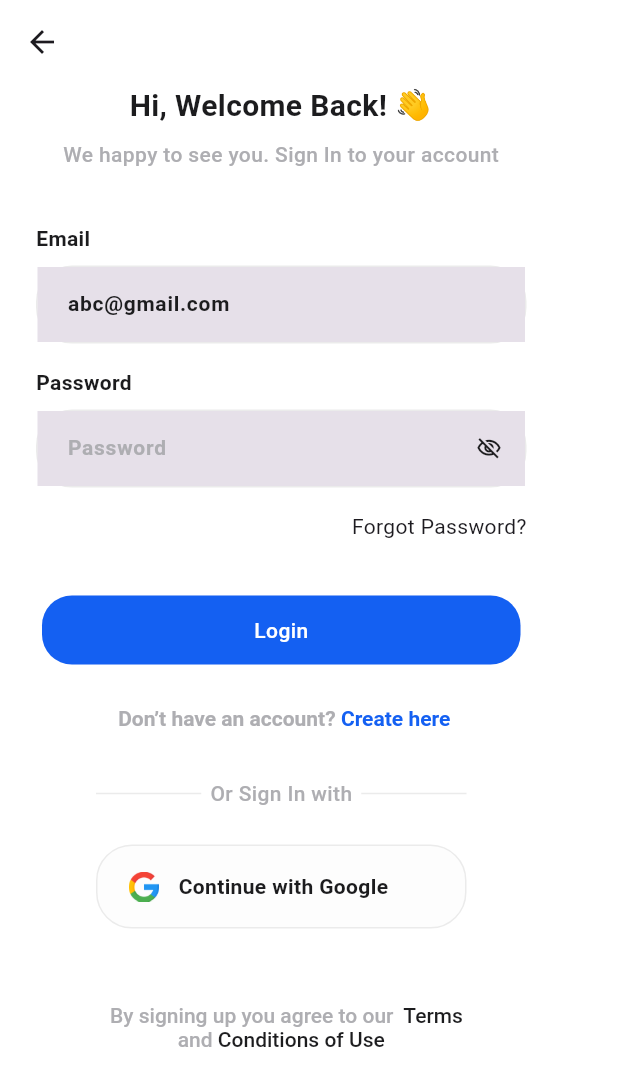
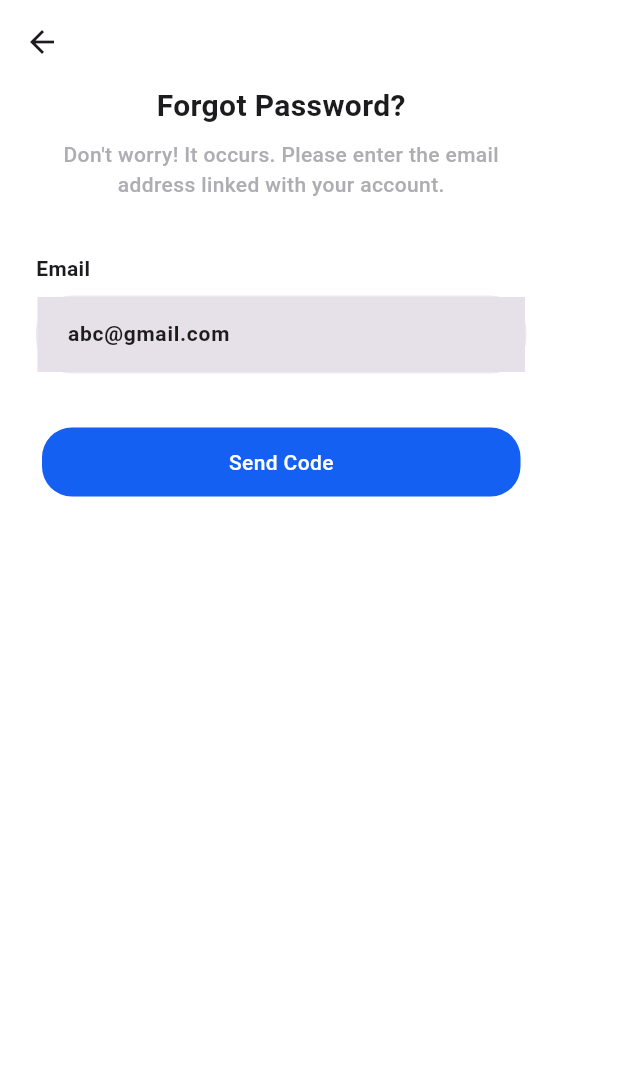
Before and after one commit to NguyenMinhDuc163/Quiz_Pro, a Flutter app: the LoginScreen screen opened by its route, after a tap on "Forgot Password?", on a phone screen of 412 x 824 dp. Shown: the top 1086 px of the screen. Run offline on Flutter 3.47's test engine with Material 3 defaults, Android fonts, the light colour scheme and no system bars; our stand-ins replace easy_localization, flutter_dotenv, flutter_screenutil, hive_flutter, smooth_page_indicator, supabase_flutter; missing offline and left inert: error_stack; accounts and stored records are empty.

Commit message:
create screen

```diff
--- a/assets/translations/en-US.json
+++ b/assets/translations/en-US.json
@@ -27,5 +27,9 @@
   "first_name": "First Name",
   "last_name": "Last Name",
   "already_have_account": "Already have an account?  ",
-  "or_sign_up_with": "Or Sign Up with"
+  "or_sign_up_with": "Or Sign Up with",
+
+  "dont_worry": "Don't worry! It occurs. Please enter the email address linked with your account.",
+  "enter_email_phone": "Enter your email and Phone no.",
+  "send_code": "Send Code"
 }
--- a/assets/translations/vi-VN.json
+++ b/assets/translations/vi-VN.json
@@ -27,5 +27,8 @@
   "first_name": "Tên",
   "last_name": "Họ",
   "already_have_account": "Bạn đã có tài khoản?  ",
-  "or_sign_up_with": "Hoặc đăng ký bằng"
+  "or_sign_up_with": "Hoặc đăng ký bằng",
+  "dont_worry": "Không sao đâu! Điều này vẫn thường xảy ra. Bạn hãy nhập địa chỉ email mà bạn đã dùng để đăng ký tài khoản.",
+  "enter_email_phone": "Nhập email và số điện thoại của bạn.",
+  "send_code": "Gửi mã xác nhận"
 }
--- /dev/null
+++ b/lib/models/user_model.dart
@@ -0,0 +1,6 @@
+class UserModel {
+  final String id;
+  final String email;
+
+  UserModel({required this.id, required this.email});
+}
--- a/lib/res/core/helpers/asset_helper.dart
+++ b/lib/res/core/helpers/asset_helper.dart
@@ -6,6 +6,9 @@ mixin AssetHelper {
   static const String icoLogo = '${_baseIconPath}ico_logo.png';
   static const String icoRectangleBlue = '${_baseIconPath}ico_rectangle_blue.png';
   static const String icoRectanglePink = '${_baseIconPath}ico_rectangle_pink.png';
+  static const String icoVN = '${_baseIconPath}ico_vn.png';
+  static const String icoAmerica = '${_baseIconPath}ico_america.png';
+
 
 
   // images
--- a/lib/res/core/helpers/local_storage_helper.dart
+++ b/lib/res/core/helpers/local_storage_helper.dart
@@ -10,7 +10,7 @@ class LocalStorageHelper {
   Box<dynamic>? hiveBox;
 
   static initLocalStorageHelper() async {
-    _shared.hiveBox = await Hive.openBox('TravolApp');
+    _shared.hiveBox = await Hive.openBox('quiz_pro');
   }
 
   static dynamic getValue(String key) {
--- a/lib/utils/router_names.dart
+++ b/lib/utils/router_names.dart
@@ -3,4 +3,5 @@ class RouteNames {
   static const String splashScreen = '/splash_screen';
   static const String loginScreen = '/login_screen';
   static const String signUpScreen = '/sign_up_screen';
+  static const String forgotPasswordScreen = '/forgot_password_screen';
 }
--- a/lib/utils/routers.dart
+++ b/lib/utils/routers.dart
@@ -1,6 +1,7 @@
 
 import 'package:flutter/material.dart';
 import 'package:quiz_pro/utils/router_names.dart';
+import 'package:quiz_pro/view/userAuth/forgot_password_screen.dart';
 import 'package:quiz_pro/view/userAuth/intro_screen.dart';
 import 'package:quiz_pro/view/userAuth/login_screen.dart';
 import 'package:quiz_pro/view/userAuth/sign_up_screen.dart';
@@ -12,6 +13,7 @@ final Map<String, WidgetBuilder> routes = {
   RouteNames.splashScreen: (context) => const SplashScreen(),
   RouteNames.loginScreen: (context) => const LoginScreen(),
   RouteNames.signUpScreen: (context) => const SignUpScreen(),
+  RouteNames.forgotPasswordScreen: (context) => const ForgotPasswordScreen(),
 
 };
 
--- /dev/null
+++ b/lib/view/userAuth/forgot_password_screen.dart
@@ -0,0 +1,112 @@
+import 'package:easy_localization/easy_localization.dart';
+import 'package:flutter/material.dart';
+import 'package:quiz_pro/res/core/constants/color_constants.dart';
+
+import 'widget/primary_button_widget.dart';
+import 'widget/primary_text_form_field_widget.dart';
+
+class ForgotPasswordScreen extends StatefulWidget {
+  const ForgotPasswordScreen({super.key});
+  static const String routeName = '/forgot_password_screen';
+  @override
+  State<ForgotPasswordScreen> createState() => _ForgotPasswordScreenState();
+}
+
+
+class _ForgotPasswordScreenState extends State<ForgotPasswordScreen> {
+  late TextEditingController emailC;
+
+  @override
+  void initState() {
+    super.initState();
+    emailC = TextEditingController();
+  }
+
+  @override
+  void dispose() {
+    emailC.dispose();
+    super.dispose();
+  }
+  @override
+  Widget build(BuildContext context) {
+    return Scaffold(
+      backgroundColor: ColorPalette.kWhite,
+      appBar: AppBar(
+        backgroundColor: Colors.transparent,
+        elevation: 0,
+      ),
+      body: SingleChildScrollView(
+        child: Padding(
+          padding: const EdgeInsets.symmetric(horizontal: 24),
+          child: SizedBox(
+            width: 327,
+            child: Column(
+              children: [
+                Text(
+                  'forgot_password'.tr(),
+                  textAlign: TextAlign.center,
+                  style: const TextStyle(
+                    fontSize: 20,
+                    fontWeight: FontWeight.w600,
+                  ).copyWith(
+                      color: ColorPalette.kGrayscaleDark100, fontSize: 20),
+                ),
+                const SizedBox(height: 8),
+                Text(
+                  'dont_worry'.tr(),
+                  textAlign: TextAlign.center,
+                  style: TextStyle(
+                    fontSize: 14,
+                    fontWeight: FontWeight.w500,
+                    color: ColorPalette.kGrayscale40,
+                  ),
+                ),
+                const SizedBox(height: 36),
+                Column(
+                  crossAxisAlignment: CrossAxisAlignment.start,
+                  children: [
+                    Text(
+                      'Email',
+                      style: TextStyle(
+                        fontSize: 14,
+                        fontWeight: FontWeight.w600,
+                        color: ColorPalette.kGrayscaleDark100,
+                      ),
+                    ),
+                    const SizedBox(
+                      height: 8,
+                    ),
+                    PrimaryTextFormFieldWidget(
+                      borderRadius: BorderRadius.circular(24),
+                      hintText: 'abc@gmail.com',
+                      controller: emailC,
+                      width: 327,
+                      height: 52,
+                    ),
+                  ],
+                ),
+                const SizedBox(height: 32),
+                Column(
+                  children: [
+                    PrimaryButtonWidget(
+                      elevation: 0,
+                      onTap: () async {
+                      },
+                      text: 'send_code'.tr(),
+                      bgColor: ColorPalette.kPrimary,
+                      borderRadius: 20,
+                      height: 46,
+                      width: 327,
+                      textColor: ColorPalette.kWhite,
+                      fontSize: 14,
+                    ),
+                  ],
+                ),
+              ],
+            ),
+          ),
+        ),
+      ),
+    );
+  }
+}
--- a/lib/view/userAuth/login_screen.dart
+++ b/lib/view/userAuth/login_screen.dart
@@ -1,11 +1,16 @@
 import 'package:easy_localization/easy_localization.dart';
+import 'package:flutter/foundation.dart';
 import 'package:flutter/material.dart';
+import 'package:provider/provider.dart';
 import 'package:quiz_pro/res/core/constants/color_constants.dart';
 import 'package:quiz_pro/res/core/helpers/asset_helper.dart';
+import 'package:quiz_pro/res/core/helpers/local_storage_helper.dart';
 import 'package:quiz_pro/utils/router_names.dart';
 
+import '../../viewModel/auth_view_model.dart';
 import 'widget/custom_rich_text_widget.dart';
 import 'widget/dividerR_row_widget.dart';
+import 'widget/icon_language_widget.dart';
 import 'widget/password_text_field_widget.dart';
 import 'widget/primary_button_widget.dart';
 import 'widget/primary_text_button_widget.dart';
@@ -24,12 +29,17 @@ class LoginScreen extends StatefulWidget {
 class _LoginScreenState extends State<LoginScreen> {
   late TextEditingController emailC;
   late TextEditingController passwordC;
-
+  bool isVietnamese = true;
   @override
   void initState() {
     super.initState();
     emailC = TextEditingController();
     passwordC = TextEditingController();
+    // Kiểm tra ngôn ngữ đã lưu trong Hive
+    String? savedLocale = LocalStorageHelper.getValue('languageCode');
+    if (savedLocale != null) {
+      isVietnamese = savedLocale == 'vi';
+    }
   }
 
   @override
@@ -41,11 +51,57 @@ class _LoginScreenState extends State<LoginScreen> {
 
   @override
   Widget build(BuildContext context) {
+    final authViewModel = Provider.of<AuthViewModel>(context);
     return Scaffold(
       backgroundColor: ColorPalette.kWhite,
-      appBar: AppBar(
+      appBar:  AppBar(
         backgroundColor: Colors.transparent,
         elevation: 0,
+        automaticallyImplyLeading: false,
+        actions: [
+          // IconButton(
+          //   icon: Icon(Icons.language, color: Colors.black),
+          //   onPressed: () {
+          //     // Chuyển đổi ngôn ngữ
+          //     if (context.locale == Locale('en', 'US')) {
+          //       context.setLocale(Locale('vi', 'VN'));
+          //     } else {
+          //       context.setLocale(Locale('en', 'US'));
+          //     }
+          //   },
+          // ),
+          Row(
+            mainAxisAlignment: MainAxisAlignment.center,
+            children: [
+              const SizedBox(
+                width: 80,
+                height: 50,
+              ),
+              GestureDetector(
+                //TODO language
+                // onTap: _toggleImage,
+                onTap: () {
+                  isVietnamese = !isVietnamese;
+                  if (isVietnamese) {
+                    context.setLocale(Locale('vi', 'VN'));
+                    LocalStorageHelper.setValue('languageCode', 'vi'); // Lưu trạng thái vào Hive
+                  } else {
+                    context.setLocale(Locale('en', 'US'));
+                    LocalStorageHelper.setValue('languageCode', 'en'); // Lưu trạng thái vào Hive
+                  }
+                },
+                child: Container(
+                    width: 65,
+                    height: 42,
+                    padding: EdgeInsets.all(8),
+                    child: isVietnamese
+
+                        ? const IconLanguageWidget( name: "VN", path: AssetHelper.icoVN)
+                        : const IconLanguageWidget( name: "EN", path: AssetHelper.icoAmerica)),
+              ),
+            ],
+          )
+        ],
       ),
       body: SingleChildScrollView(
         child: Padding(
@@ -124,7 +180,9 @@ class _LoginScreenState extends State<LoginScreen> {
                   mainAxisAlignment: MainAxisAlignment.end,
                   children: [
                     PrimaryTextButtonWidget(
-                      onPressed: () {},
+                      onPressed: () {
+                        Navigator.pushNamed(context, RouteNames.forgotPasswordScreen);
+                      },
                       title: 'forgot_password'.tr(),
                       textStyle: const TextStyle(),
                     ),
@@ -135,7 +193,18 @@ class _LoginScreenState extends State<LoginScreen> {
                   children: [
                     PrimaryButtonWidget(
                       elevation: 0,
-                      onTap: () {},
+                      onTap: () async {
+                        try {
+                          await authViewModel.signInWithMagicLink(
+                            emailC.text.trim(),
+                            redirectUrl: kIsWeb ? null : 'io.supabase.flutterquickstart://login-callback/',
+                          );
+                          // Navigate to another screen after successful login
+                        } catch (e) {
+                          // Handle login error
+                          print(e);
+                        }
+                      },
                       text: 'login'.tr(),
                       bgColor: ColorPalette.kPrimary,
                       borderRadius: 20,
--- /dev/null
+++ b/lib/view/userAuth/widget/icon_language_widget.dart
@@ -0,0 +1,53 @@
+import 'package:flutter/material.dart';
+
+class IconLanguageWidget extends StatelessWidget {
+  const IconLanguageWidget({super.key, required this.name, required this.path});
+  final String name;
+  final String path;
+  @override
+  Widget build(BuildContext context) {
+    return Container(
+        padding: const EdgeInsets.all(1),
+        decoration: BoxDecoration(
+          borderRadius: const BorderRadius.all(Radius.circular(30)),
+          color: Colors.white,
+          border: Border.all(
+            color: Colors.grey, // Màu viền
+            width: 2, // Độ dày của viền
+          ),
+        ),
+        // width: 15,
+        // height: 15,
+        child: (name == "EN")
+            ? Row(
+          mainAxisAlignment: MainAxisAlignment.spaceBetween,
+          children: [
+            Image.asset(
+              path,
+              fit: BoxFit.cover,
+              width: 20,
+              height: 20,
+            ),
+            Text(
+              name,
+              style: const TextStyle(fontSize: 14, fontWeight: FontWeight.bold),
+            )
+          ],
+        )
+            : Row(
+          mainAxisAlignment: MainAxisAlignment.spaceBetween,
+          children: [
+            Text(
+              name,
+              style: const TextStyle(fontSize: 14, fontWeight: FontWeight.bold),
+            ),
+            Image.asset(
+              path,
+              fit: BoxFit.cover,
+              width: 20,
+              height: 20,
+            ),
+          ],
+        ));
+  }
+}
--- /dev/null
+++ b/lib/viewModel/auth_view_model.dart
@@ -0,0 +1,52 @@
+import 'package:flutter/material.dart';
+import 'package:supabase_flutter/supabase_flutter.dart';
+import '../models/user_model.dart';
+
+class AuthViewModel extends ChangeNotifier {
+  UserModel? _user;
+
+  UserModel? get user => _user;
+
+  Future<void> signUp(String email, String password) async {
+    final response = await Supabase.instance.client.auth.signUp(
+      email: email,
+      password: password,
+    );
+    if (response.user != null) {
+      _user = UserModel(id: response.user!.id, email: response.user!.email!);
+      notifyListeners();
+    } else {
+      throw Exception('Sign Up Failed');
+    }
+  }
+
+  Future<void> signIn(String email, String password) async {
+    final response = await Supabase.instance.client.auth.signInWithPassword(
+      email: email,
+      password: password,
+    );
+    if (response.user != null) {
+      _user = UserModel(id: response.user!.id, email: response.user!.email!);
+      notifyListeners();
+    } else {
+      throw Exception('Sign In Failed');
+    }
+  }
+
+  Future<void> signInWithMagicLink(String email, {String? redirectUrl}) async {
+    try {
+      await Supabase.instance.client.auth.signInWithOtp(
+        email: email,
+        emailRedirectTo: redirectUrl,
+      );
+    } catch (e) {
+      throw Exception('Magic Link Sign-In Failed');
+    }
+  }
+
+  Future<void> signOut() async {
+    await Supabase.instance.client.auth.signOut();
+    _user = null;
+    notifyListeners();
+  }
+}
--- a/pubspec.yaml
+++ b/pubspec.yaml
@@ -43,6 +43,8 @@ dependencies:
   dio: ^5.6.0
   hive_flutter: ^1.1.0
   smooth_page_indicator: ^1.2.0+3
+  supabase_flutter: ^2.6.0
+  flutter_dotenv: ^5.1.0
 dev_dependencies:
   flutter_test:
     sdk: flutter
@@ -70,7 +72,7 @@ flutter:
     - assets/translations/
     - assets/images/
     - assets/icons/
-
+    - .env
   # An image asset can refer to one or more resolution-specific "variants", see
   # https://flutter.dev/assets-and-images/#resolution-aware
 
```
Also changed, not shown: lib/main.dart (+29 -4 lines), lib/providers/provider_setup.dart (added, +12 -0 lines), lib/view/userAuth/sign_up_screen.dart (+17 -1 lines), assets/icons/ico_america.png (added), assets/icons/ico_vn.png (added), 1 other file.
